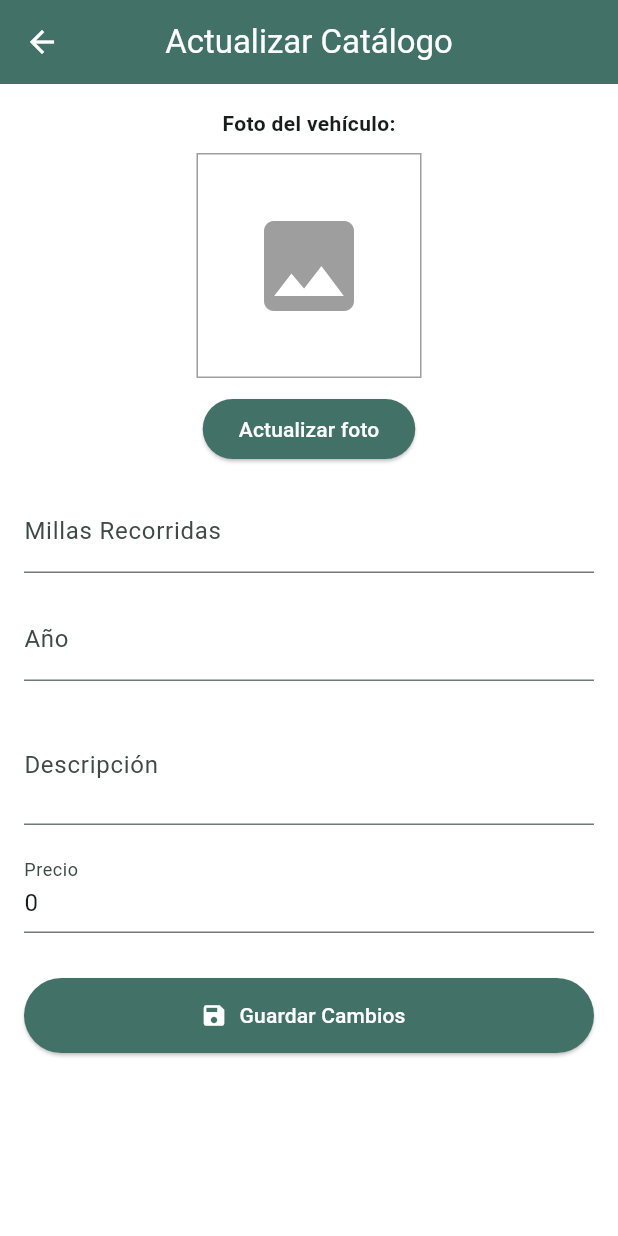
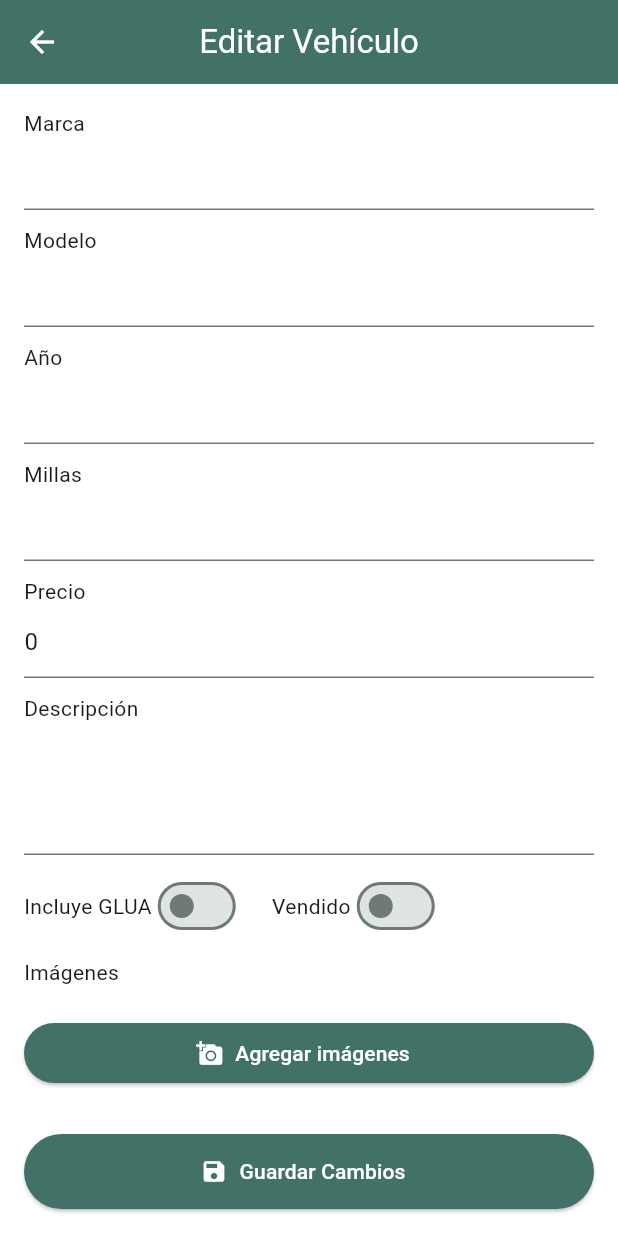
Before and after one commit to vico19912/ProgramacionMovilProyecto, a Flutter app: the EditVehicle screen opened directly with empty values, on a phone screen of 412 x 824 dp. Run offline on Flutter 3.47's test engine with Material 3 defaults, Android fonts, the phone set to English and light mode, and no system bars; our stand-ins replace cloud_firestore, firebase_auth, firebase_core, image_picker, reorderable_grid_view; missing offline and left inert: dart:ffi; accounts and stored records are empty; statements that could not run were skipped.

Commit message:
EA: Actualiza edición de vehículo y recarga catálogo tras guardar

```diff
--- a/lib/screens/edit_vehicle.dart
+++ b/lib/screens/edit_vehicle.dart
@@ -2,11 +2,11 @@ import 'dart:io';
 import 'package:flutter/material.dart';
 import 'package:image_picker/image_picker.dart';
 import 'package:cloud_firestore/cloud_firestore.dart';
-import '../adapters/cloudinary.dart'; // importa tu servicio
+import '../adapters/cloudinary.dart'; // tu servicio
 
 class EditVehicle extends StatefulWidget {
   final Map<String, dynamic> vehicle;
-  final String docId; // <-- nuevo parámetro con id
+  final String docId;
 
   const EditVehicle({super.key, required this.vehicle, required this.docId});
 
@@ -15,148 +15,301 @@ class EditVehicle extends StatefulWidget {
 }
 
 class _EditVehicleState extends State<EditVehicle> {
+  final _formKey = GlobalKey<FormState>();
+  final cloudinaryService = CloudinaryService();
+
+  // Controladores para los campos de texto
+  late TextEditingController marcaController;
+  late TextEditingController modeloController;
+  late TextEditingController anioController;
   late TextEditingController millasController;
-  late TextEditingController anioController;
+  late TextEditingController precioController;
   late TextEditingController descripcionController;
-  late TextEditingController precioController;
 
-  String? imagePath;
+  // Campos booleanos
+  bool incluyeGlua = false;
+  bool vendido = false;
+
+  // Imágenes: archivos locales y URLs Cloudinary
+  List<XFile> _mediaFileList = [];
+  List<String> _mediaFileListCloudinary = [];
+
+  bool _isUploading = false;
 
   @override
   void initState() {
     super.initState();
-    millasController = TextEditingController(text: widget.vehicle['miles'].toString());
-    anioController = TextEditingController(text: widget.vehicle['year'].toString());
-    descripcionController = TextEditingController(text: widget.vehicle['desc']);
-    precioController = TextEditingController(text: widget.vehicle['price'].toString());
-    imagePath = widget.vehicle['imgUrl'][0];
+
+    // Inicializa controladores con los datos existentes
+    marcaController = TextEditingController(text: widget.vehicle['brand'] ?? '');
+    modeloController = TextEditingController(text: widget.vehicle['model'] ?? '');
+    anioController = TextEditingController(text: widget.vehicle['year']?.toString() ?? '');
+    millasController = TextEditingController(text: widget.vehicle['miles']?.toString() ?? '');
+    precioController = TextEditingController(text: widget.vehicle['price']?.toString() ?? '');
+    descripcionController = TextEditingController(text: widget.vehicle['desc'] ?? '');
+
+    // Inicializa booleanos
+    incluyeGlua = widget.vehicle['incluyeGlua'] ?? false;
+    vendido = widget.vehicle['vendido'] ?? false;
+
+    // Inicializa lista de URLs
+    _mediaFileListCloudinary = List<String>.from(widget.vehicle['imgUrl'] ?? []);
+
+    // No hay archivos locales al inicio
   }
 
   @override
   void dispose() {
+    marcaController.dispose();
+    modeloController.dispose();
+    anioController.dispose();
     millasController.dispose();
-    anioController.dispose();
+    precioController.dispose();
     descripcionController.dispose();
-    precioController.dispose();
     super.dispose();
   }
 
-  Future<void> actualizarFoto() async {
-    final picker = ImagePicker();
-    final pickedImage = await picker.pickImage(source: ImageSource.gallery);
+  Future<void> pickImages() async {
+    final ImagePicker picker = ImagePicker();
+    final List<XFile>? pickedFiles = await picker.pickMultiImage();
 
-    if (pickedImage != null) {
+    if (pickedFiles != null && pickedFiles.isNotEmpty) {
       setState(() {
-        imagePath = pickedImage.path;
+        _mediaFileList.addAll(pickedFiles);
       });
     }
   }
 
+  Future<void> saveChanges() async {
+    if (!_formKey.currentState!.validate()) return;
 
-  void saveChanges() async {
-    final cloudinaryService = CloudinaryService();
+    setState(() {
+      _isUploading = true;
+    });
 
     try {
-      String imageUrl = widget.vehicle['imgUrl'][0]; // URL actual por defecto
-
-      if (imagePath != null && !imagePath!.startsWith('http')) {
-        final xfileImage = XFile(imagePath!);
-        final urls = await cloudinaryService.uploadImagesAndGetUrl([xfileImage]);
-
+      // Si hay imágenes nuevas locales, subirlas y agregar las URLs
+      if (_mediaFileList.isNotEmpty) {
+        final urls = await cloudinaryService.uploadImagesAndGetUrl(_mediaFileList);
         if (urls.isNotEmpty) {
-          imageUrl = urls.first;
+          _mediaFileListCloudinary.addAll(urls);
+          _mediaFileList.clear(); // Limpio las locales porque ya subí las imágenes
         } else {
           ScaffoldMessenger.of(context).showSnackBar(
-            SnackBar(content: Text('Error al subir la imagen')),
+            SnackBar(content: Text('Error al subir las imágenes')),
           );
+          setState(() {
+            _isUploading = false;
+          });
           return;
         }
       }
 
       final updatedVehicle = {
-        'brand': widget.vehicle['brand'],
-        'model': widget.vehicle['model'],
-        'imgUrl': [imageUrl],
-        'miles': int.tryParse(millasController.text) ?? widget.vehicle['miles'],
-        'year': int.tryParse(anioController.text) ?? widget.vehicle['year'],
+        'brand': marcaController.text,
+        'model': modeloController.text,
+        'year': int.tryParse(anioController.text) ?? 0,
+        'miles': int.tryParse(millasController.text) ?? 0,
+        'price': double.tryParse(precioController.text) ?? 0.0,
         'desc': descripcionController.text,
-        'price': double.tryParse(precioController.text) ?? widget.vehicle['price'],
+        'incluyeGlua': incluyeGlua,
+        'vendido': vendido,
+        'imgUrl': _mediaFileListCloudinary,
       };
-
-      // Agregamos el id para mantener la estructura
-      updatedVehicle['id'] = widget.docId;
 
       await FirebaseFirestore.instance
           .collection('Cars')
           .doc(widget.docId)
           .update(updatedVehicle);
 
-      Navigator.pop(context, updatedVehicle);
+      Navigator.pop(context, true);
     } catch (e) {
-      print('Error actualizando vehículo en Firestore: $e');
+      print('Error actualizando vehículo: $e');
       ScaffoldMessenger.of(context).showSnackBar(
         SnackBar(content: Text('Error al actualizar el vehículo')),
       );
+    } finally {
+      setState(() {
+        _isUploading = false;
+      });
     }
   }
 
+  Widget buildImagePreview() {
+    List<Widget> previews = [];
+
+    // Imágenes que ya están en Cloudinary (URLs)
+    for (var url in _mediaFileListCloudinary) {
+      previews.add(Stack(
+        children: [
+          Image.network(url, width: 100, height: 100, fit: BoxFit.cover),
+          Positioned(
+            top: 0,
+            right: 0,
+            child: GestureDetector(
+              onTap: () {
+                setState(() {
+                  _mediaFileListCloudinary.remove(url);
+                });
+              },
+              child: Container(
+                color: Colors.black54,
+                child: Icon(Icons.close, color: Colors.white),
+              ),
+            ),
+          )
+        ],
+      ));
+    }
+
+    // Imágenes seleccionadas pero no subidas (locales)
+    for (var file in _mediaFileList) {
+      previews.add(Stack(
+        children: [
+          Image.file(File(file.path), width: 100, height: 100, fit: BoxFit.cover),
+          Positioned(
+            top: 0,
+            right: 0,
+            child: GestureDetector(
+              onTap: () {
+                setState(() {
+                  _mediaFileList.remove(file);
+                });
+              },
+              child: Container(
+                color: Colors.black54,
+                child: Icon(Icons.close, color: Colors.white),
+              ),
+            ),
+          )
+        ],
+      ));
+    }
+
+    return SingleChildScrollView(
+      scrollDirection: Axis.horizontal,
+      child: Row(
+        children: previews,
+      ),
+    );
+  }
 
   @override
   Widget build(BuildContext context) {
-    final bool isLocalImage = imagePath != null && !imagePath!.startsWith('http');
-
     return Scaffold(
       appBar: AppBar(
-        title: Text('Actualizar Catálogo'),
+        title: Text('Editar Vehículo'),
+        backgroundColor: Color(0xFF417167),
         centerTitle: true,
-        backgroundColor: Color(0xFF417167),
       ),
-      body: SingleChildScrollView(
-        padding: const EdgeInsets.all(16.0),
+      body: _isUploading
+          ? Center(child: CircularProgressIndicator())
+          : SingleChildScrollView(
+              padding: EdgeInsets.all(16),
+              child: Form(
+                key: _formKey,
                 child: Column(
+                  crossAxisAlignment: CrossAxisAlignment.start,
                   children: [
-            Text('Foto del vehículo:', style: TextStyle(fontWeight: FontWeight.bold)),
-            SizedBox(height: 10),
-            Container(
-              width: 150,
-              height: 150,
-              decoration: BoxDecoration(border: Border.all(color: Colors.grey)),
-              child: imagePath == null
-                  ? Icon(Icons.image, size: 80, color: Colors.grey)
-                  : isLocalImage
-                      ? Image.file(File(imagePath!), fit: BoxFit.cover)
-                      : Image.network(imagePath!, fit: BoxFit.cover),
+                    Text('Marca'),
+                    TextFormField(
+                      controller: marcaController,
+                      validator: (value) => value == null || value.isEmpty ? 'Requerido' : null,
                     ),
                     SizedBox(height: 10),
-            ElevatedButton(
-              onPressed: actualizarFoto,
-              child: Text('Actualizar foto'),
+
+                    Text('Modelo'),
+                    TextFormField(
+                      controller: modeloController,
+                      validator: (value) => value == null || value.isEmpty ? 'Requerido' : null,
                     ),
-            SizedBox(height: 16),
+                    SizedBox(height: 10),
+
+                    Text('Año'),
+                    TextFormField(
+                      controller: anioController,
+                      keyboardType: TextInputType.number,
+                      validator: (value) {
+                        if (value == null || value.isEmpty) return 'Requerido';
+                        final year = int.tryParse(value);
+                        if (year == null || year < 1900) return 'Año inválido';
+                        return null;
+                      },
+                    ),
+                    SizedBox(height: 10),
+
+                    Text('Millas'),
                     TextFormField(
                       controller: millasController,
-              decoration: InputDecoration(labelText: 'Millas Recorridas'),
                       keyboardType: TextInputType.number,
+                      validator: (value) {
+                        if (value == null || value.isEmpty) return 'Requerido';
+                        if (int.tryParse(value) == null) return 'Número inválido';
+                        return null;
+                      },
                     ),
-            SizedBox(height: 16),
+                    SizedBox(height: 10),
+
+                    Text('Precio'),
                     TextFormField(
-              controller: anioController,
-              decoration: InputDecoration(labelText: 'Año'),
+                      controller: precioController,
                       keyboardType: TextInputType.number,
+                      validator: (value) {
+                        if (value == null || value.isEmpty) return 'Requerido';
+                        if (double.tryParse(value) == null) return 'Número inválido';
+                        return null;
+                      },
                     ),
-            SizedBox(height: 16),
+                    SizedBox(height: 10),
+
+                    Text('Descripción'),
                     TextFormField(
                       controller: descripcionController,
-              decoration: InputDecoration(labelText: 'Descripción'),
-              maxLines: 2,
+                      maxLines: 3,
                     ),
-            SizedBox(height: 16),
-            TextFormField(
-              controller: precioController,
-              decoration: InputDecoration(labelText: 'Precio'),
-              keyboardType: TextInputType.number,
+                    SizedBox(height: 10),
+
+                    Row(
+                      children: [
+                        Text('Incluye GLUA'),
+                        Switch(
+                          value: incluyeGlua,
+                          onChanged: (val) {
+                            setState(() {
+                              incluyeGlua = val;
+                            });
+                          },
+                        ),
+                        SizedBox(width: 20),
+                        Text('Vendido'),
+                        Switch(
+                          value: vendido,
+                          onChanged: (val) {
+                            setState(() {
+                              vendido = val;
+                            });
+                          },
+                        ),
+                      ],
+                    ),
+                    SizedBox(height: 10),
+
+                    Text('Imágenes'),
+                    SizedBox(height: 10),
+                    buildImagePreview(),
+
+                    SizedBox(height: 10),
+                    ElevatedButton.icon(
+                      onPressed: pickImages,
+                      icon: Icon(Icons.add_a_photo),
+                      label: Text('Agregar imágenes'),
+                      style: ElevatedButton.styleFrom(
+                        backgroundColor: Color(0xFF417167),
+                        minimumSize: Size(double.infinity, 40),
+                      ),
                     ),
                     SizedBox(height: 30),
+
                     ElevatedButton.icon(
                       onPressed: saveChanges,
                       icon: Icon(Icons.save),
@@ -169,6 +322,7 @@ class _EditVehicleState extends State<EditVehicle> {
                   ],
                 ),
               ),
+            ),
     );
   }
 }
```
Also changed, not shown: lib/screens/catalog.dart (+6 -10 lines). Lines whose indentation alone changed are shown as unchanged.
